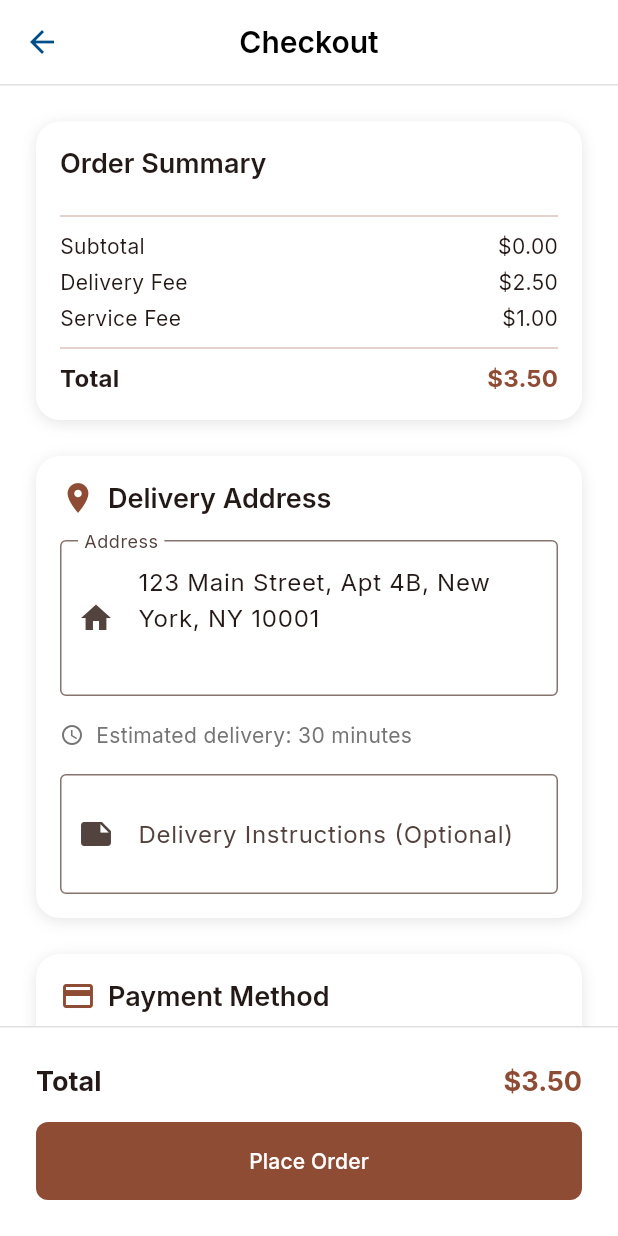
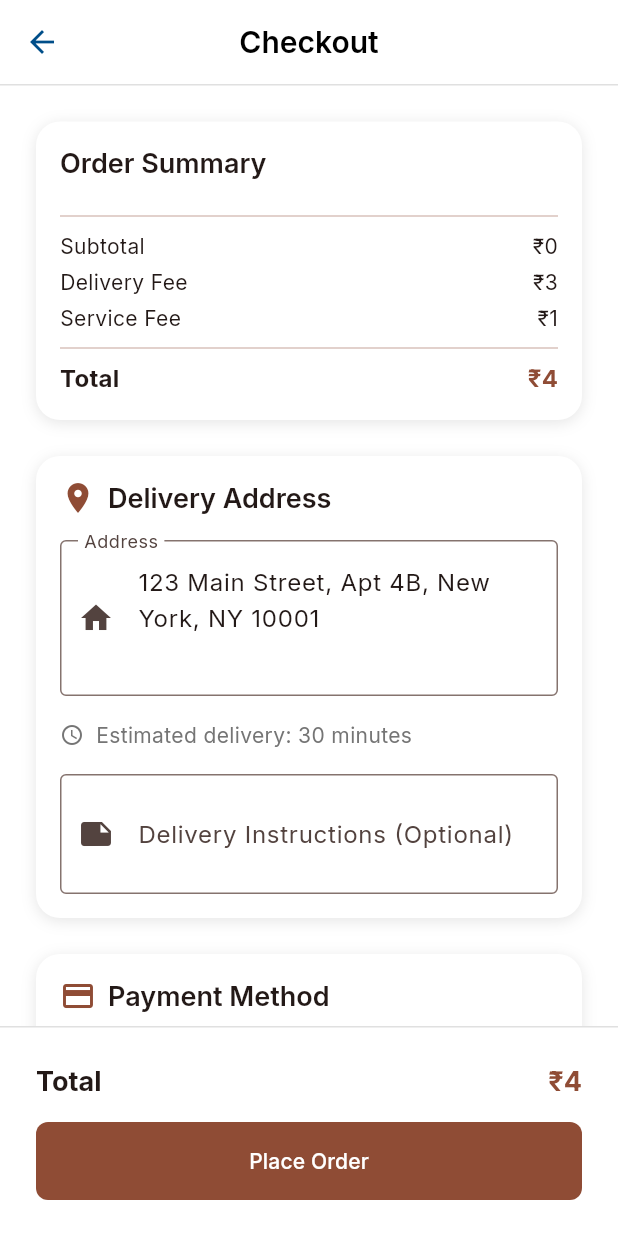
Before and after one commit to vaibhavkuks/restaurants, a Flutter app: the CheckoutScreen screen opened directly with empty values, on a phone screen of 412 x 824 dp. Run offline on Flutter 3.47's test engine with Material 3 defaults, Android fonts, the phone set to English and light mode, and no system bars; our stand-ins replace cached_network_image, equatable, flutter_bloc, google_fonts.

Commit message:
Update currency format from USD to INR across the application

```diff
--- a/lib/core/utils/app_theme.dart
+++ b/lib/core/utils/app_theme.dart
@@ -94,10 +94,7 @@ class AppTheme {
   static PreferredSizeWidget appBarBottomBorder() {
     return PreferredSize(
       preferredSize: const Size.fromHeight(1),
-      child: Container(
-        height: 1,
-        color: Colors.grey[300],
-      ),
+      child: Container(height: 1, color: Colors.grey[300]),
     );
   }
 
--- a/lib/features/menu/data/menu_data_source.dart
+++ b/lib/features/menu/data/menu_data_source.dart
@@ -16,7 +16,7 @@ class MockMenuDataSource implements MenuDataSource {
         restaurantId: '1',
         name: 'Margherita Pizza',
         description: 'Classic tomato sauce, mozzarella, and fresh basil',
-        price: 14.99,
+        price: 1249,
         imageUrl:
             'https://images.unsplash.com/photo-1604382354936-07c5d9983bd3?w=500',
         category: 'Pizza',
@@ -30,7 +30,7 @@ class MockMenuDataSource implements MenuDataSource {
         restaurantId: '1',
         name: 'Pepperoni Pizza',
         description: 'Classic pepperoni with mozzarella cheese',
-        price: 16.99,
+        price: 1399,
         imageUrl:
             'https://images.unsplash.com/photo-1628840042765-356cda07504e?w=500',
         category: 'Pizza',
@@ -44,7 +44,7 @@ class MockMenuDataSource implements MenuDataSource {
         restaurantId: '1',
         name: 'Caesar Salad',
         description: 'Crisp romaine lettuce with Caesar dressing',
-        price: 9.99,
+        price: 899,
         imageUrl:
             'https://images.unsplash.com/photo-1550304943-4f24f54ddde9?w=500',
         category: 'Salads',
@@ -63,7 +63,7 @@ class MockMenuDataSource implements MenuDataSource {
         restaurantId: '1',
         name: 'Tiramisu',
         description: 'Classic Italian dessert with coffee and mascarpone',
-        price: 7.99,
+        price: 699,
         imageUrl:
             'https://images.unsplash.com/photo-1600891964599-f61ba0e24092?w=500',
         category: 'Desserts',
@@ -83,7 +83,7 @@ class MockMenuDataSource implements MenuDataSource {
         restaurantId: '1',
         name: 'Garlic Bread',
         description: 'Toasted bread with garlic butter and herbs',
-        price: 5.99,
+        price: 499,
         imageUrl:
             'https://images.unsplash.com/photo-1617191511973-4c8e2f3b8f4c?w=500',
         category: 'Appetizers',
@@ -100,7 +100,7 @@ class MockMenuDataSource implements MenuDataSource {
         restaurantId: '2',
         name: 'Classic Cheeseburger',
         description: 'Beef patty with cheese, lettuce, tomato, and pickles',
-        price: 12.99,
+        price: 1099,
         imageUrl:
             'https://images.unsplash.com/photo-1568901346375-23c9450c58cd?w=500',
         category: 'Burgers',
@@ -121,7 +121,7 @@ class MockMenuDataSource implements MenuDataSource {
         restaurantId: '2',
         name: 'Crispy Chicken Burger',
         description: 'Crispy fried chicken with mayo and lettuce',
-        price: 13.99,
+        price: 1199,
         imageUrl:
             'https://images.unsplash.com/photo-1606755962773-d324e608eecb?w=500',
         category: 'Burgers',
@@ -135,7 +135,7 @@ class MockMenuDataSource implements MenuDataSource {
         restaurantId: '2',
         name: 'Sweet Potato Fries',
         description: 'Crispy sweet potato fries with sea salt',
-        price: 6.99,
+        price: 599,
         imageUrl:
             'https://images.unsplash.com/photo-1573080496219-bb080dd4f877?w=500',
         category: 'Sides',
@@ -152,7 +152,7 @@ class MockMenuDataSource implements MenuDataSource {
         restaurantId: '3',
         name: 'Salmon Roll',
         description: 'Fresh salmon with cucumber and avocado',
-        price: 8.99,
+        price: 749,
         imageUrl:
             'https://images.unsplash.com/photo-1579584425555-c3ce17fd4351?w=500',
         category: 'Sushi',
@@ -166,7 +166,7 @@ class MockMenuDataSource implements MenuDataSource {
         restaurantId: '3',
         name: 'Vegetable Tempura',
         description: 'Lightly battered and fried seasonal vegetables',
-        price: 11.99,
+        price: 999,
         imageUrl:
             'https://images.unsplash.com/photo-1609501676725-7186f3d37e07?w=500',
         category: 'Appetizers',
@@ -183,7 +183,7 @@ class MockMenuDataSource implements MenuDataSource {
         restaurantId: '4',
         name: 'Beef Tacos',
         description: 'Seasoned ground beef with fresh toppings',
-        price: 3.99,
+        price: 329,
         imageUrl:
             'https://images.unsplash.com/photo-1565299585323-38174c4a6471?w=500',
         category: 'Tacos',
@@ -203,7 +203,7 @@ class MockMenuDataSource implements MenuDataSource {
         restaurantId: '4',
         name: 'Chicken Burrito',
         description: 'Grilled chicken with rice, beans, and salsa',
-        price: 9.99,
+        price: 849,
         imageUrl:
             'https://images.unsplash.com/photo-1626700051175-6818013e1d4f?w=500',
         category: 'Burritos',
@@ -226,7 +226,7 @@ class MockMenuDataSource implements MenuDataSource {
         restaurantId: '5',
         name: 'Mediterranean Bowl',
         description: 'Quinoa with fresh vegetables and tahini dressing',
-        price: 12.99,
+        price: 1099,
         imageUrl:
             'https://images.unsplash.com/photo-1546069901-ba9599a7e63c?w=500',
         category: 'Bowls',
@@ -240,7 +240,7 @@ class MockMenuDataSource implements MenuDataSource {
         restaurantId: '5',
         name: 'Green Smoothie',
         description: 'Spinach, banana, apple, and protein powder',
-        price: 7.99,
+        price: 649,
         imageUrl:
             'https://images.unsplash.com/photo-1638176066666-ffb2f013c7dd?w=500',
         category: 'Beverages',
--- a/lib/features/menu/presentation/menu_item_detail_sheet.dart
+++ b/lib/features/menu/presentation/menu_item_detail_sheet.dart
@@ -115,7 +115,7 @@ class _MenuItemDetailSheetState extends State<MenuItemDetailSheet> {
                         Row(
                           children: [
                             Text(
-                              '\$${widget.menuItem.price.toStringAsFixed(2)}',
+                              '₹${widget.menuItem.price.toStringAsFixed(0)}',
                               style: Theme.of(context).textTheme.titleLarge
                                   ?.copyWith(
                                     color: Theme.of(
@@ -254,7 +254,7 @@ class _MenuItemDetailSheetState extends State<MenuItemDetailSheet> {
                             ),
                             const Spacer(),
                             Text(
-                              '\$${(widget.menuItem.price * quantity).toStringAsFixed(2)}',
+                              '₹${(widget.menuItem.price * quantity).toStringAsFixed(0)}',
                               style: Theme.of(context).textTheme.titleLarge
                                   ?.copyWith(fontWeight: FontWeight.bold),
                             ),
--- a/lib/features/menu/presentation/menu_screen.dart
+++ b/lib/features/menu/presentation/menu_screen.dart
@@ -123,7 +123,7 @@ class MenuScreen extends StatelessWidget {
                   _buildInfoChip(
                     context,
                     Icons.delivery_dining,
-                    '\$${restaurant.deliveryFee.toStringAsFixed(2)}',
+                    '₹${restaurant.deliveryFee.toStringAsFixed(0)}',
                     Colors.green,
                   ),
                 ],
@@ -339,7 +339,7 @@ class _MenuItemCard extends StatelessWidget {
                     Row(
                       children: [
                         Text(
-                          '\$${menuItem.price.toStringAsFixed(2)}',
+                          '₹${menuItem.price.toStringAsFixed(0)}',
                           style: Theme.of(context).textTheme.titleMedium
                               ?.copyWith(
                                 color: Theme.of(context).colorScheme.primary,
@@ -633,7 +633,7 @@ class _CartBottomBar extends StatelessWidget {
                     ),
                     const SizedBox(height: 2),
                     Text(
-                      '\$${cartState.subtotal.toStringAsFixed(2)}',
+                      '₹${cartState.subtotal.toStringAsFixed(0)}',
                       style: Theme.of(context).textTheme.titleMedium?.copyWith(
                         color: Theme.of(context).colorScheme.primary,
                         fontWeight: FontWeight.bold,
--- a/lib/features/orders/presentation/checkout_screen.dart
+++ b/lib/features/orders/presentation/checkout_screen.dart
@@ -122,7 +122,7 @@ class _CheckoutScreenState extends State<CheckoutScreen> {
                     ),
                   ),
                   Text(
-                    '\$${item.totalPrice.toStringAsFixed(2)}',
+                    '₹${item.totalPrice.toStringAsFixed(0)}',
                     style: Theme.of(context).textTheme.bodyMedium,
                   ),
                 ],
@@ -144,7 +144,7 @@ class _CheckoutScreenState extends State<CheckoutScreen> {
                 ).textTheme.titleMedium?.copyWith(fontWeight: FontWeight.bold),
               ),
               Text(
-                '\$${widget.cartState.total.toStringAsFixed(2)}',
+                '₹${widget.cartState.total.toStringAsFixed(0)}',
                 style: Theme.of(context).textTheme.titleMedium?.copyWith(
                   fontWeight: FontWeight.bold,
                   color: Theme.of(context).colorScheme.primary,
@@ -165,7 +165,7 @@ class _CheckoutScreenState extends State<CheckoutScreen> {
         children: [
           Text(label, style: Theme.of(context).textTheme.bodyMedium),
           Text(
-            '\$${amount.toStringAsFixed(2)}',
+            '₹${amount.toStringAsFixed(0)}',
             style: Theme.of(context).textTheme.bodyMedium,
           ),
         ],
@@ -295,7 +295,7 @@ class _CheckoutScreenState extends State<CheckoutScreen> {
                   ).textTheme.titleLarge?.copyWith(fontWeight: FontWeight.bold),
                 ),
                 Text(
-                  '\$${widget.cartState.total.toStringAsFixed(2)}',
+                  '₹${widget.cartState.total.toStringAsFixed(0)}',
                   style: Theme.of(context).textTheme.titleLarge?.copyWith(
                     fontWeight: FontWeight.bold,
                     color: Theme.of(context).colorScheme.primary,
--- a/lib/features/orders/presentation/order_confirmation_screen.dart
+++ b/lib/features/orders/presentation/order_confirmation_screen.dart
@@ -138,7 +138,7 @@ class _OrderConfirmationScreenState extends State<OrderConfirmationScreen> {
           _buildInfoRow('Order Time', _formatDateTime(widget.order.createdAt)),
           _buildInfoRow(
             'Total Amount',
-            '\$${widget.order.total.toStringAsFixed(2)}',
+            '₹${widget.order.total.toStringAsFixed(0)}',
           ),
         ],
       ),
@@ -262,7 +262,7 @@ class _OrderConfirmationScreenState extends State<OrderConfirmationScreen> {
                     ),
                   ),
                   Text(
-                    '\$${item.totalPrice.toStringAsFixed(2)}',
+                    '₹${item.totalPrice.toStringAsFixed(0)}',
                     style: Theme.of(context).textTheme.bodyMedium,
                   ),
                 ],
@@ -280,7 +280,7 @@ class _OrderConfirmationScreenState extends State<OrderConfirmationScreen> {
                 ).textTheme.titleMedium?.copyWith(fontWeight: FontWeight.bold),
               ),
               Text(
-                '\$${widget.order.total.toStringAsFixed(2)}',
+                '₹${widget.order.total.toStringAsFixed(0)}',
                 style: Theme.of(context).textTheme.titleMedium?.copyWith(
                   fontWeight: FontWeight.bold,
                   color: Theme.of(context).colorScheme.primary,
--- a/lib/features/restaurants/data/restaurant_data_source.dart
+++ b/lib/features/restaurants/data/restaurant_data_source.dart
@@ -1,6 +1,7 @@
 import '../domain/restaurant.dart';
 import '../../../core/error/exceptions.dart';
 import '../../../core/utils/extensions.dart';
+import 'dart:math' as math;
 
 abstract class RestaurantDataSource {
   Future<List<Restaurant>> getRestaurants();
@@ -17,7 +18,7 @@ class MockRestaurantDataSource implements RestaurantDataSource {
           'https://images.unsplash.com/photo-1565299624946-b28f40a0ca4b?w=500',
       rating: 4.5,
       deliveryTime: 25,
-      deliveryFee: 2.50,
+      deliveryFee: 199,
       categories: ['Italian', 'Pizza', 'Fast Food'],
       isOpen: true,
       address: '123 Main Street, Downtown',
@@ -30,7 +31,7 @@ class MockRestaurantDataSource implements RestaurantDataSource {
           'https://images.unsplash.com/photo-1571091718767-18b5b1457add?w=500',
       rating: 4.2,
       deliveryTime: 20,
-      deliveryFee: 1.99,
+      deliveryFee: 149,
       categories: ['American', 'Burgers', 'Fast Food'],
       isOpen: true,
       address: '456 Oak Avenue, Midtown',
@@ -43,7 +44,7 @@ class MockRestaurantDataSource implements RestaurantDataSource {
           'https://images.unsplash.com/photo-1579584425555-c3ce17fd4351?w=500',
       rating: 4.8,
       deliveryTime: 35,
-      deliveryFee: 3.50,
+      deliveryFee: 299,
       categories: ['Japanese', 'Sushi', 'Asian'],
       isOpen: true,
       address: '789 Cherry Blossom Lane, Uptown',
@@ -56,7 +57,7 @@ class MockRestaurantDataSource implements RestaurantDataSource {
           'https://images.unsplash.com/photo-1565299585323-38174c4a6471?w=500',
       rating: 4.3,
       deliveryTime: 18,
-      deliveryFee: 1.75,
+      deliveryFee: 129,
       categories: ['Mexican', 'Tacos', 'Spicy'],
       isOpen: true,
       address: '321 Spice Street, Little Mexico',
@@ -69,7 +70,7 @@ class MockRestaurantDataSource implements RestaurantDataSource {
           'https://images.unsplash.com/photo-1546069901-ba9599a7e63c?w=500',
       rating: 4.6,
       deliveryTime: 22,
-      deliveryFee: 2.25,
+      deliveryFee: 179,
       categories: ['Healthy', 'Vegetarian', 'Salads'],
       isOpen: false,
       address: '654 Organic Way, Green District',
@@ -83,7 +84,7 @@ class MockRestaurantDataSource implements RestaurantDataSource {
     ); // Simulate network delay
 
     // Simulate occasional network failure
-    if (DateTime.now().millisecond % 20 == 0) {
+    if (math.Random().nextInt(10) % 3 == 0) {
       throw const NetworkException('Failed to fetch restaurants');
     }
 
--- a/lib/features/restaurants/presentation/restaurant_bloc.dart
+++ b/lib/features/restaurants/presentation/restaurant_bloc.dart
@@ -26,6 +26,7 @@ class RestaurantBloc extends Bloc<RestaurantEvent, RestaurantState> {
     RefreshRestaurants event,
     Emitter<RestaurantState> emit,
   ) async {
+    emit(const RestaurantLoading());
     await _loadRestaurants(emit);
   }
 
--- a/lib/features/restaurants/presentation/restaurant_list_screen.dart
+++ b/lib/features/restaurants/presentation/restaurant_list_screen.dart
@@ -239,7 +239,7 @@ class _RestaurantCard extends StatelessWidget {
                       ),
                       const SizedBox(width: 4),
                       Text(
-                        '\$${restaurant.deliveryFee.toStringAsFixed(2)}',
+                        '₹${restaurant.deliveryFee.toStringAsFixed(0)}',
                         style: Theme.of(context).textTheme.bodySmall,
                       ),
                     ],
@@ -366,7 +366,7 @@ class _CartBottomBar extends StatelessWidget {
                     ),
                     const SizedBox(height: 2),
                     Text(
-                      '\$${cartState.subtotal.toStringAsFixed(2)}',
+                      '₹${cartState.subtotal.toStringAsFixed(0)}',
                       style: Theme.of(context).textTheme.titleMedium?.copyWith(
                         color: Theme.of(context).colorScheme.primary,
                         fontWeight: FontWeight.bold,
```
Also changed, not shown: lib/features/cart/presentation/cart_screen.dart (+6 -6 lines).
